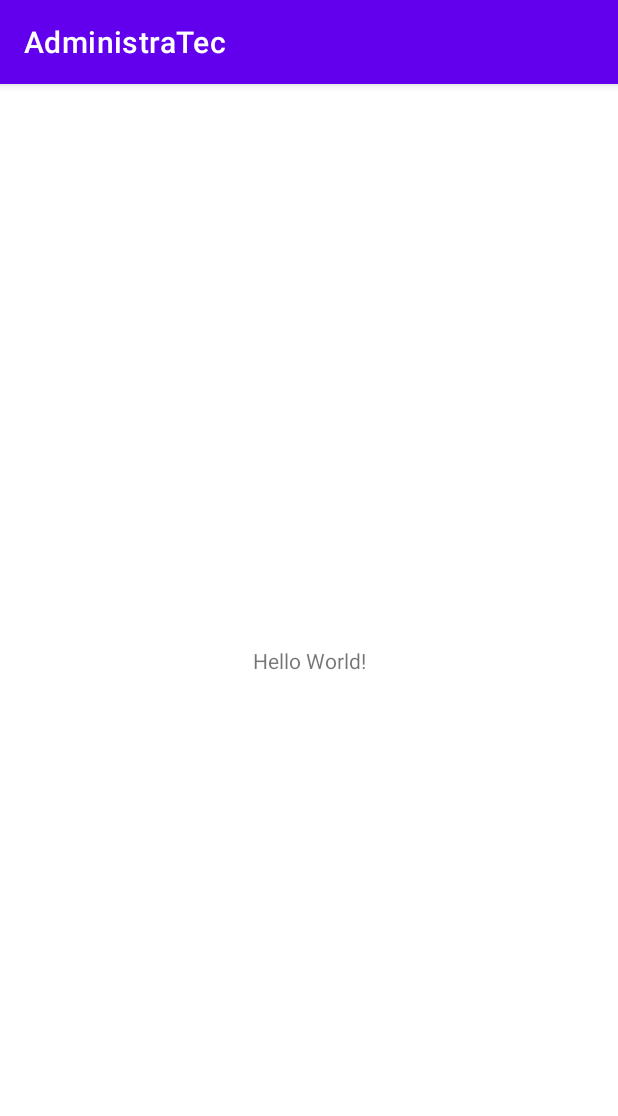
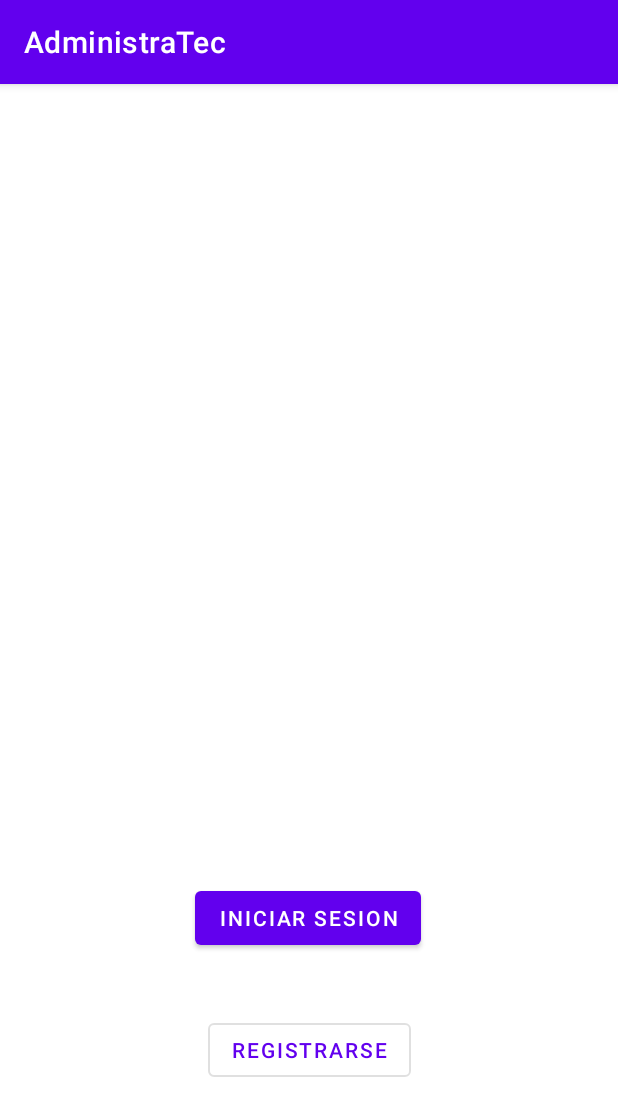
Before and after one commit to Juanpabdl/ProyectoAndroid, an Android app: the screen it shows after launch (MainActivity), on a phone screen of 412 x 824 dp. Shown: the top 1116 px of the screen. Run offline under Robolectric (Android 15) with nearby library versions, the light colour scheme and no system bars; 2 statements that could not run were skipped.

Commit message:
Funcion de los botones de LogIn

```diff
--- a/app/src/main/AndroidManifest.xml
+++ b/app/src/main/AndroidManifest.xml
@@ -9,6 +9,9 @@
         android:roundIcon="@mipmap/ic_launcher_round"
         android:supportsRtl="true"
         android:theme="@style/Theme.AdministraTec">
+        <activity
+            android:name=".Grafica_Gastos_Recomendaciones"
+            android:exported="false" />
         <activity
             android:name=".RegistroActivity2"
             android:exported="false" />
--- a/app/src/main/java/com/example/administratec/MainActivity.kt
+++ b/app/src/main/java/com/example/administratec/MainActivity.kt
@@ -1,7 +1,9 @@
 package com.example.administratec
 
+import android.content.Intent
 import androidx.appcompat.app.AppCompatActivity
 import android.os.Bundle
+import android.widget.Button
 import com.example.administratec.databinding.ActivityMainBinding
 
 class MainActivity : AppCompatActivity() {
@@ -13,5 +15,14 @@ class MainActivity : AppCompatActivity() {
         setContentView(binding.root)
 
 
+        //El boton Iniciar Sesion cambia a la pantalla Login
+        val btnIniciarSesion: Button = findViewById(R.id.buttonInicio)
+        btnIniciarSesion.setOnClickListener {
+
+            val intent: Intent = Intent (this, LoginActivity::class.java)
+            startActivity(intent)
+        }
+
+
     }
 }
--- a/app/src/main/res/layout/activity_main.xml
+++ b/app/src/main/res/layout/activity_main.xml
@@ -6,13 +6,36 @@
     android:layout_height="match_parent"
     tools:context=".MainActivity">
 
-    <TextView
+    <ImageView
+        android:id="@+id/imageView"
+        android:layout_width="188dp"
+        android:layout_height="190dp"
+        android:layout_marginTop="53dp"
+        app:layout_constraintEnd_toEndOf="parent"
+        app:layout_constraintStart_toStartOf="parent"
+        app:layout_constraintTop_toTopOf="parent"
+        tools:srcCompat="@tools:sample/avatars" />
+
+    <Button
+        android:id="@+id/buttonInicio"
         android:layout_width="wrap_content"
         android:layout_height="wrap_content"
-        android:text="Hello World!"
+        android:layout_marginBottom="40dp"
+        android:text="Iniciar Sesion"
+        app:layout_constraintBottom_toTopOf="@+id/buttonRegistro"
+        app:layout_constraintEnd_toEndOf="parent"
+        app:layout_constraintHorizontal_bias="0.498"
+        app:layout_constraintStart_toStartOf="parent" />
+
+    <Button
+        android:id="@+id/buttonRegistro"
+        android:layout_width="wrap_content"
+        android:layout_height="wrap_content"
+        android:layout_marginBottom="100dp"
+        android:text="Registrarse"
         app:layout_constraintBottom_toBottomOf="parent"
-        app:layout_constraintLeft_toLeftOf="parent"
-        app:layout_constraintRight_toRightOf="parent"
-        app:layout_constraintTop_toTopOf="parent" />
+        app:layout_constraintEnd_toEndOf="parent"
+        app:layout_constraintStart_toStartOf="parent"
+        style="?attr/materialButtonOutlinedStyle"/>
 
 </androidx.constraintlayout.widget.ConstraintLayout>
```
Also changed, not shown: app/src/main/java/com/example/administratec/Grafica_Gastos_Recomendaciones.kt (added, +11 -0 lines), app/src/main/java/com/example/administratec/LoginActivity.kt (+9 -0 lines), app/src/main/res/layout/activity_grafica_gastos_recomendaciones.xml (added, +16 -0 lines).
